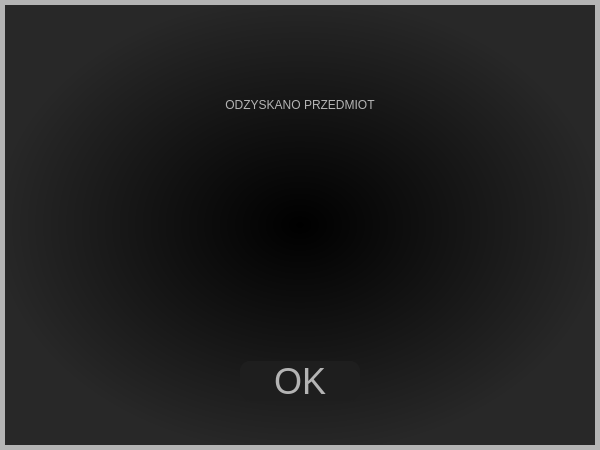
Before: the Qt Designer form recovereditemdialog.ui in AdrianSuliga/BadTravelling, drawn with Qt 5.
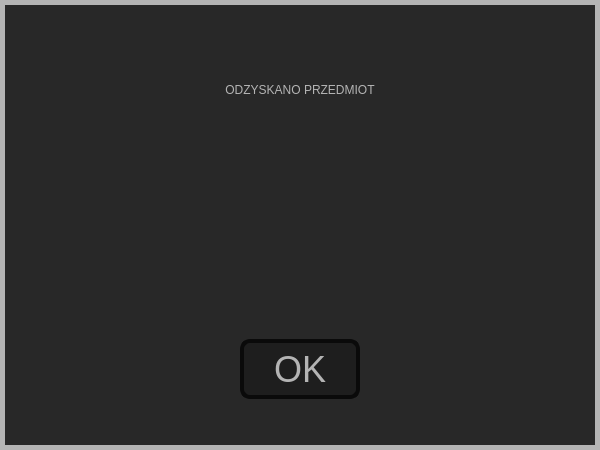
After: the same form once the commit is applied.

Commit message: Improved Recover_Item_Dialog appearance

The edit to the form file:
```diff
--- a/recovereditemdialog.ui
+++ b/recovereditemdialog.ui
@@ -15,13 +15,13 @@
   </property>
   <property name="styleSheet">
    <string notr="true">#RecoveredItemDialog {
-background-color: qradialgradient(spread:pad, cx:0.5, cy:0.5, radius:0.8, fx:0.5, fy:0.5, stop:0 rgba(0, 0, 0, 255), stop:0.638889 rgba(40, 40, 40, 255));
+background-color: rgb(40,40,40);
 border-style: solid;
 border-color: rgb(180,180,180);
 border-width: 5px;
 }</string>
   </property>
-  <layout class="QVBoxLayout" name="verticalLayout" stretch="5,3,1,3,1">
+  <layout class="QVBoxLayout" name="verticalLayout" stretch="4,3,1,3,1">
    <item>
     <widget class="QLabel" name="label">
      <property name="styleSheet">
@@ -89,7 +89,7 @@
     </spacer>
    </item>
    <item>
-    <layout class="QHBoxLayout" name="horizontalLayout_2" stretch="3,1,3">
+    <layout class="QHBoxLayout" name="horizontalLayout_2" stretch="5,2,5">
      <item>
       <spacer name="horizontalSpacer_3">
        <property name="orientation">
@@ -119,8 +119,8 @@
        </property>
        <property name="maximumSize">
         <size>
-         <width>120</width>
-         <height>40</height>
+         <width>240</width>
+         <height>60</height>
         </size>
        </property>
        <property name="font">
@@ -131,7 +131,9 @@
        <property name="styleSheet">
         <string notr="true">#pushButton {
 border-style: solid;
+border-width: 4px;
 background-color: rgb(30,30,30);
+border-color: rgb(10,10,10);
 color: rgb(180,180,180);
 border-radius: 10px;
 font-size: 36px;
```
Left out of the diff: 2 changed lines with no effect on the pictures. The commit also changes 2 other files.
